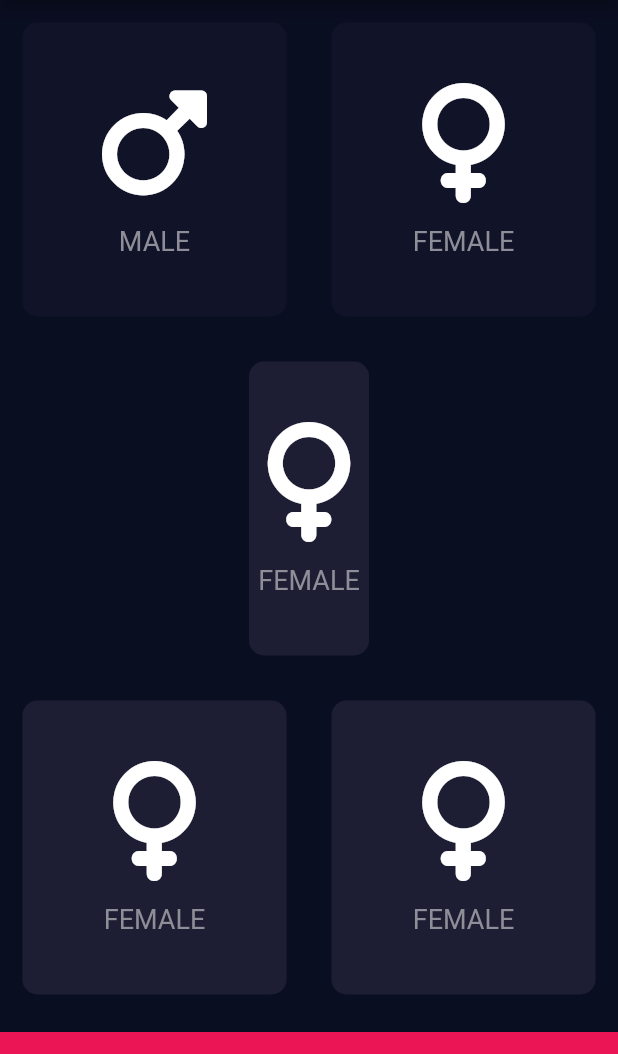
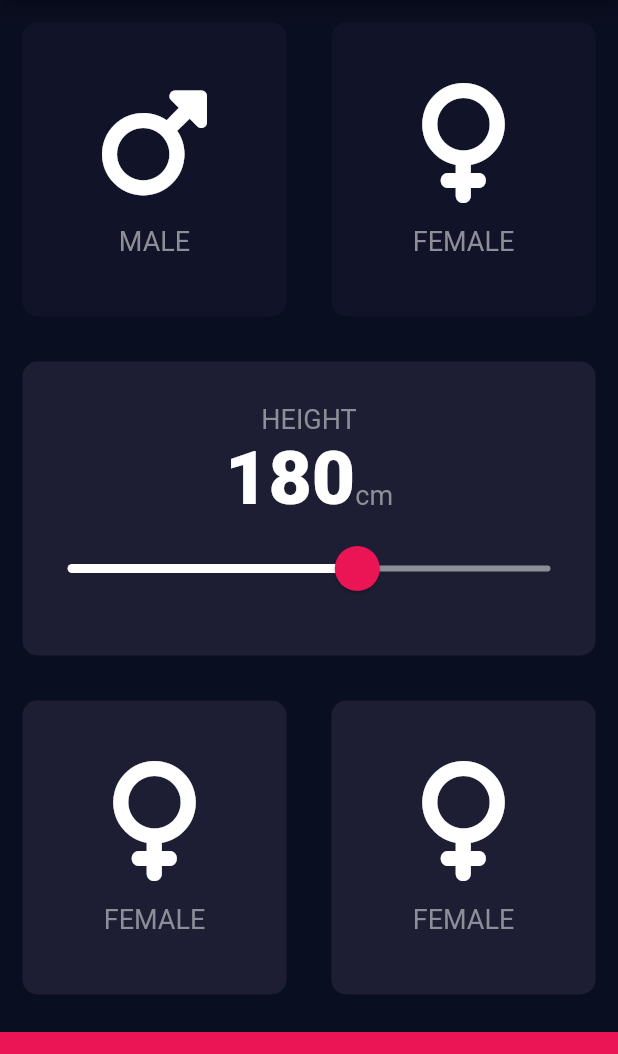
Before and after one commit to Jonghyun99/TIL, a Flutter app: the screen it shows after launch, on a phone screen of 412 x 824 dp, the part 84-1138 px from its top. Run offline on Flutter 3.47's test engine with Material 2 defaults, Android fonts, the phone set to English and light mode, and no system bars; our stand-ins replace font_awesome_flutter, rflutter_alert; project files that could hold a hidden picture were left out.

Commit message:
Flutter Slider Widget, Customising Widgets, First Order Objects

```diff
--- /dev/null
+++ b/Flutter/bmi-calculator-flutter-flearner-main/lib/constant.dart
@@ -0,0 +1,16 @@
+import 'package:flutter/material.dart';
+
+const kBottomContainerHeight = 80.0;
+const kActiveCardColour = Color(0xFF1D1E33);
+const kInactiveCardColour = Color(0xFF111328);
+const kBottomContainerColour = Color(0xFFEB1555);
+
+const kLabelTextStyle = TextStyle(
+  fontSize: 18.0,
+  color: Color(0xFF8D8E98),
+);
+
+const kNumberTextStyle = TextStyle(
+      fontSize: 50.0,
+      fontWeight: FontWeight.w900,
+);
--- a/Flutter/bmi-calculator-flutter-flearner-main/lib/icon_content.dart
+++ b/Flutter/bmi-calculator-flutter-flearner-main/lib/icon_content.dart
@@ -1,6 +1,6 @@
 import 'package:flutter/material.dart';
+import 'constant.dart';
 
-const labelTextStyle = TextStyle(fontSize: 18.0, color: Color(0xFF8D8E98));
 
 class IconContent extends StatelessWidget {
   IconContent({required this.icon, required this.label});
@@ -22,7 +22,7 @@
           ),
           Text(
               label,
-              style: labelTextStyle,
+              style: kLabelTextStyle,
           ),
         ]);
   }
--- a/Flutter/bmi-calculator-flutter-flearner-main/lib/input_page.dart
+++ b/Flutter/bmi-calculator-flutter-flearner-main/lib/input_page.dart
@@ -2,26 +2,18 @@
 import 'package:font_awesome_flutter/font_awesome_flutter.dart';
 import 'icon_content.dart';
 import 'reuseable_card.dart';
-
-const bottomContainerHeight = 80.0;
-const activeCardColour = Color(0xFF1D1E33);
-const inactiveCardColour = Color(0xFF111328);
-const bottomContainerColour = Color(0xFFEB1555);
+import 'constant.dart';
 
 class InputPage extends StatefulWidget {
   @override
   _InputPageState createState() => _InputPageState();
 }
 
-enum Gender {
-  male,
-  female,
-  nothing
-}
+enum Gender { male, female, nothing }
 
 class _InputPageState extends State<InputPage> {
   Gender selectGender = Gender.nothing;
-
+  int height = 180;
 
   @override
   Widget build(BuildContext context) {
@@ -31,39 +23,40 @@
         centerTitle: true,
       ),
       body: Column(
+        crossAxisAlignment: CrossAxisAlignment.stretch,
         children: <Widget>[
           Expanded(
             child: Row(
               children: <Widget>[
                 Expanded(
-                  child: GestureDetector(
-                    onTap: () {
+                  child: ReusableCard(
+                    onPress: () {
                       setState(() {
                         selectGender = Gender.male;
                       });
                     },
-                    child: ReusableCard(
-                      colour: selectGender == Gender.male ? activeCardColour : inactiveCardColour,
+                    colour: selectGender == Gender.male
+                        ? kActiveCardColour
+                        : kInactiveCardColour,
                     cardChild: IconContent(
                       icon: FontAwesomeIcons.mars,
                       label: 'MALE',
                     ),
                   ),
                 ),
-                ),
                 Expanded(
-                  child: GestureDetector(
-                    onTap: () {
+                  child: ReusableCard(
+                    onPress: () {
                       setState(() {
                         selectGender = Gender.female;
                       });
                     },
-                    child: ReusableCard(
-                      colour: selectGender == Gender.female ? activeCardColour : inactiveCardColour,
+                    colour: selectGender == Gender.female
+                        ? kActiveCardColour
+                        : kInactiveCardColour,
                     cardChild: IconContent(
                       icon: FontAwesomeIcons.venus,
                       label: 'FEMALE',
-                      ),
                     ),
                   ),
                 ),
@@ -72,10 +65,53 @@
           ),
           Expanded(
             child: ReusableCard(
-              colour: activeCardColour,
-              cardChild: IconContent(
-                icon: FontAwesomeIcons.venus,
-                label: 'FEMALE',
+              onPress: () {},
+              colour: kActiveCardColour,
+              cardChild: Column(
+                mainAxisAlignment: MainAxisAlignment.center,
+                children: <Widget>[
+                  Text(
+                    'HEIGHT',
+                    style: kLabelTextStyle,
+                  ),
+                  Row(
+                    mainAxisAlignment: MainAxisAlignment.center,
+                    crossAxisAlignment: CrossAxisAlignment.baseline,
+                    textBaseline: TextBaseline.alphabetic,
+                    children: <Widget>[
+                      Text(
+                        height.toString(),
+                        style: kNumberTextStyle,
+                      ),
+                      Text(
+                        'cm',
+                        style: kLabelTextStyle,
+                      )
+                    ],
+                  ),
+                  SliderTheme(
+                    data:SliderTheme.of(context).copyWith(
+                      activeTrackColor: Colors.white,
+                      thumbColor: Color(0xFFEB1555),
+                       overlayColor: Color(0x29EB1555),
+                       thumbShape: RoundSliderThumbShape(enabledThumbRadius: 15.0,),
+                      overlayShape: RoundSliderOverlayShape(overlayRadius: 30.0),
+                    ),
+                    child: Slider(
+                      value: height.toDouble(),
+                      min: 120.0,
+                      max: 220.0,
+                      // activeColor: Colors.white,
+                      inactiveColor: Color(0xFF8D8E98),
+                      onChanged:(double newValue){
+                        setState(() {
+                        print(newValue);
+                        height = newValue.round();
+                        });
+                      },
+                    ),
+                  )
+                ],
               ),
             ),
           ),
@@ -84,7 +120,8 @@
             children: <Widget>[
               Expanded(
                 child: ReusableCard(
-                  colour: activeCardColour,
+                  onPress: () {},
+                  colour: kActiveCardColour,
                   cardChild: IconContent(
                     icon: FontAwesomeIcons.venus,
                     label: 'FEMALE',
@@ -93,7 +130,8 @@
               ),
               Expanded(
                 child: ReusableCard(
-                  colour: activeCardColour,
+                  onPress: () {},
+                  colour: kActiveCardColour,
                   cardChild: IconContent(
                     icon: FontAwesomeIcons.venus,
                     label: 'FEMALE',
@@ -103,10 +141,10 @@
             ],
           )),
           Container(
-            color: bottomContainerColour,
+            color: kBottomContainerColour,
             margin: EdgeInsets.only(top: 10.0),
             width: double.infinity,
-            height: bottomContainerHeight,
+            height: kBottomContainerHeight,
           ),
         ],
       ),
--- a/Flutter/bmi-calculator-flutter-flearner-main/lib/reuseable_card.dart
+++ b/Flutter/bmi-calculator-flutter-flearner-main/lib/reuseable_card.dart
@@ -1,19 +1,23 @@
 import 'package:flutter/material.dart';
 
 class ReusableCard extends StatelessWidget {
-  ReusableCard({required this.colour, required this.cardChild});
+  ReusableCard({required this.colour, required this.cardChild, required this.onPress});
 
   final Color colour;
   final Widget cardChild;
+  final VoidCallback onPress;
 
   @override
   Widget build(BuildContext context) {
-    return Container(
-      child: cardChild,
-      margin: EdgeInsets.all(15.0),
-      decoration: BoxDecoration(
-        color: colour,
-        borderRadius: BorderRadius.circular(10.0),
+    return GestureDetector(
+      onTap: onPress,
+      child: Container(
+        child: cardChild,
+        margin: EdgeInsets.all(15.0),
+        decoration: BoxDecoration(
+          color: colour,
+          borderRadius: BorderRadius.circular(10.0),
+        ),
       ),
     );
   }
```
Also changed, not shown: 1 other file. Lines whose indentation alone changed are shown as unchanged.
